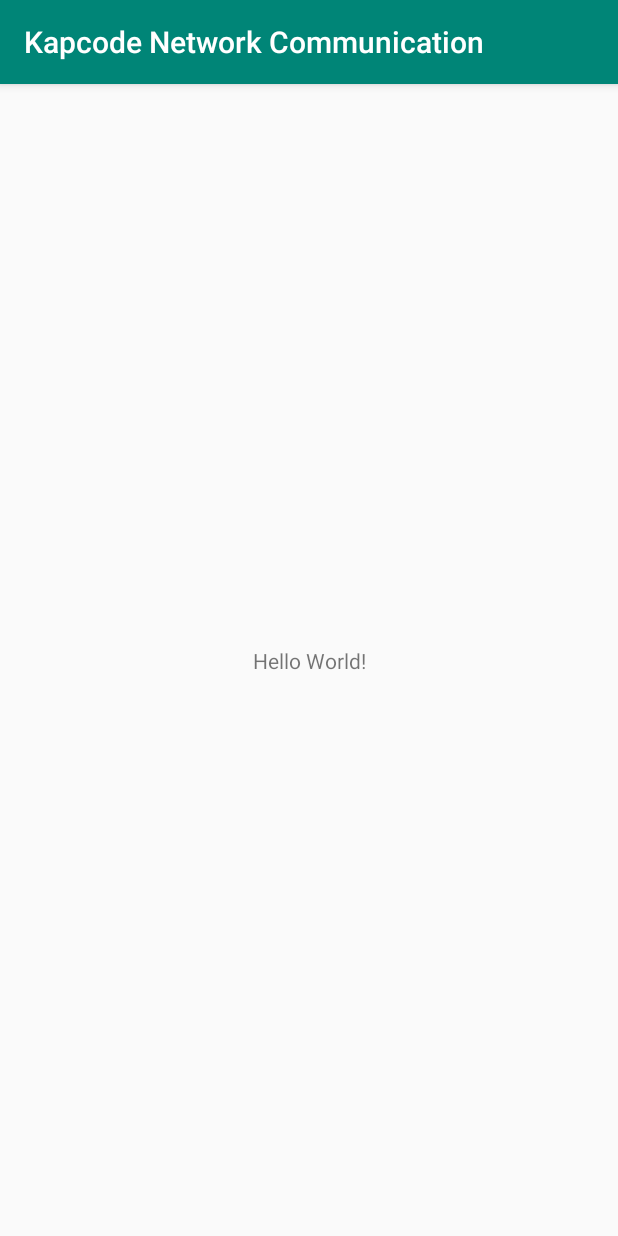
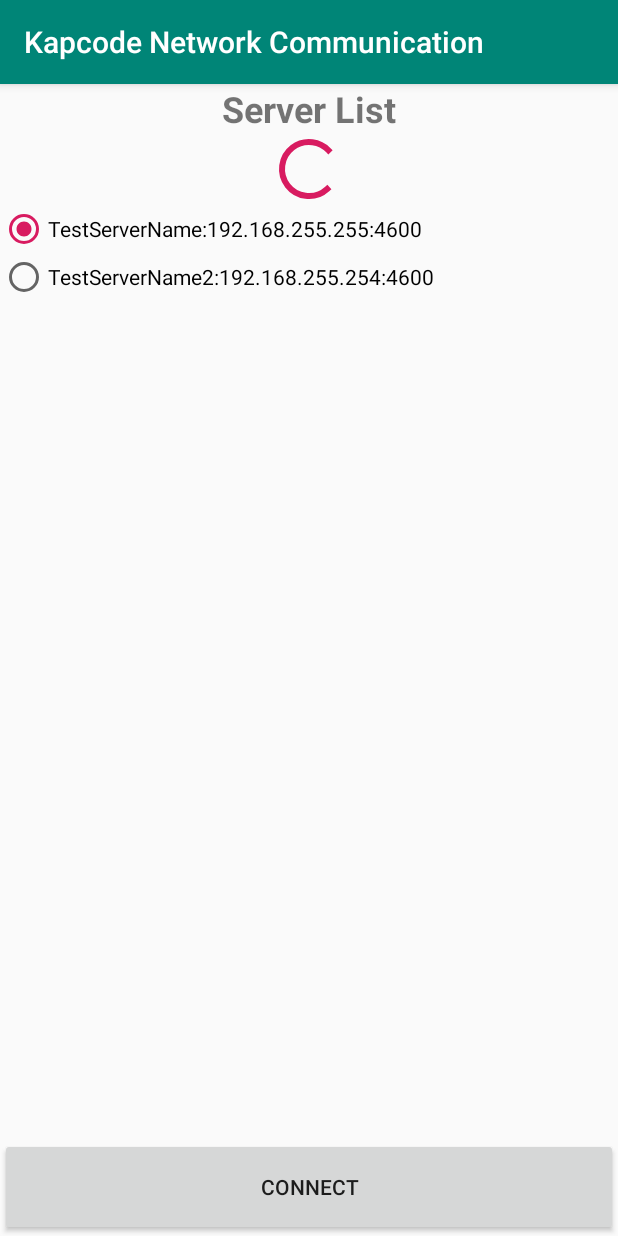
Before and after one commit to Kapcode/Kapcode-Network-Communication, an Android app: the screen it shows after launch (MainActivity), on a phone screen of 412 x 824 dp. Run offline under Robolectric (Android 15) with nearby library versions, the phone set to English and light mode, and no system bars.

Commit message:
Started creating layout for server list.

```diff
--- a/app/src/main/java/com/gmail/eatlinux/kapcodenetworkcommunication/MainActivity.java
+++ b/app/src/main/java/com/gmail/eatlinux/kapcodenetworkcommunication/MainActivity.java
@@ -1,10 +1,8 @@
 package com.gmail.eatlinux.kapcodenetworkcommunication;
 
 import androidx.appcompat.app.AppCompatActivity;
-
 import android.os.Bundle;
-
-import java.util.ArrayList;
+import android.view.View;
 
 public class MainActivity extends AppCompatActivity {
     final static WifiEventHandler eventHandler = new WifiEventHandler();
@@ -16,26 +14,14 @@ public class MainActivity extends AppCompatActivity {
     }
     public void startScan(){
         //new Thread // don't block UI thread. (Scanner process blocks.)
-
         startScannerThread= new Thread((new Runnable() {
             @Override
             public void run() {
-
-                //shutdown scanner and wait for finish
-                //WifiScanner.shutDownNow();
-                //start a scanner... blocks! (scans all ip's on network except this_system_ip, ) //
                 try{
                     WifiScanner.startScanningIpRange("192.168.0.1",4006,127,"AndroidClient1ScannersName","demo",3000,eventHandler,true);
-
-
                 }catch (java.util.concurrent.RejectedExecutionException e){
-
-                    System.out.println("oops");
-                    startScan();
-
+                    e.printStackTrace();
                 }
-
-
                 //get first found server, connect to it with new client
                         //ArrayList<Object[]> listOfServers = WifiScanner.getCopyOfIdentifiedServersList();
                         //Object[] serverInfo = listOfServers.get(0);
@@ -45,7 +31,6 @@ public class MainActivity extends AppCompatActivity {
                                             // WifiClient client1 = new WifiClient(server_ip,4006,WifiClient.DEFAULT_TIMEOUT,"Android_client1","demo",false,eventHandler);
             }
         }));
-
         //if paused, un-pause
         if(WifiScanner.executorService!=null){
             WifiScanner.paused.set(false);
@@ -55,18 +40,20 @@ public class MainActivity extends AppCompatActivity {
 
     }
     public void onResume(){
-        //todo still getting oops..above print out java.util.concurrent.RejectedExecutionException
         startScan();
         super.onResume();
     }
     public void onPause(){
-        //System.out.println("STOPPING");
         WifiScanner.paused.set(true);
-        //System.out.println("Stopped");
         super.onPause();
     }
     public void onStop(){
-        //WifiScanner.shutDownNow();
         super.onStop();
     }
+
+
+
+    public void connectButtonOnClick(View view){
+        //get selected radio button, parse info, connect...
+    }
 }
--- a/app/src/main/java/com/gmail/eatlinux/kapcodenetworkcommunication/WifiScanner.java
+++ b/app/src/main/java/com/gmail/eatlinux/kapcodenetworkcommunication/WifiScanner.java
@@ -7,7 +7,6 @@ import java.util.Collections;
 import java.util.List;
 import java.util.concurrent.ExecutorService;
 import java.util.concurrent.Executors;
-import java.util.concurrent.TimeUnit;
 import java.util.concurrent.atomic.AtomicBoolean;
 import java.util.concurrent.atomic.AtomicInteger;
 
@@ -231,10 +230,11 @@ public class WifiScanner implements Runnable {
             }
             System.out.println("Finished all scanner threads");
             stopScanners.set(false);
+            executorService=null;
 
     }
-    //use on android onStop... will kill all threads,,
     public static void waitForShutdown(){
+        //todo... maybe join() the thread that the scanner is running on, pass it via an argument on scanIpRange()  ??  instead of this...
          try{
              while (!executorService.isTerminated()||stopScanners.get()) {
              }
@@ -243,6 +243,9 @@ public class WifiScanner implements Runnable {
             while(stopScanners.get()){}
         }
     }
+
+    //should only be running this when changing information, or are already connected to a server.
+    //should be using pause.set(true); if not wanting to kill all threads in pool, or change network scanning in.
     public static void shutDownNow(){
         System.out.println("STOPPING");
         stopScanners.set(true);
@@ -251,6 +254,7 @@ public class WifiScanner implements Runnable {
         }catch (NullPointerException e){
 
         }
+        //todo concurency errors.. not thread safe, and list might be set null during iteration!
         if(runnableList!=null)for(WifiScanner r: runnableList) {
             try {
                 r.socket.close();
--- a/app/src/main/res/layout/activity_main.xml
+++ b/app/src/main/res/layout/activity_main.xml
@@ -1,18 +1,26 @@
 <?xml version="1.0" encoding="utf-8"?>
-<androidx.constraintlayout.widget.ConstraintLayout xmlns:android="http://schemas.android.com/apk/res/android"
+<RelativeLayout xmlns:android="http://schemas.android.com/apk/res/android"
     xmlns:app="http://schemas.android.com/apk/res-auto"
     xmlns:tools="http://schemas.android.com/tools"
     android:layout_width="match_parent"
     android:layout_height="match_parent"
-    tools:context=".MainActivity">
+    tools:context=".MainActivity" >
 
-    <TextView
+    <include
+        layout="@layout/sever_list_layout"
+        android:layout_width="match_parent"
+        android:layout_height="wrap_content"
+        android:layout_above="@id/button"
+        android:layout_alignParentTop="true" />
+
+    <Button
+        android:id="@+id/button"
         android:layout_width="wrap_content"
         android:layout_height="wrap_content"
-        android:text="Hello World!"
-        app:layout_constraintBottom_toBottomOf="parent"
-        app:layout_constraintLeft_toLeftOf="parent"
-        app:layout_constraintRight_toRightOf="parent"
-        app:layout_constraintTop_toTopOf="parent" />
-
-</androidx.constraintlayout.widget.ConstraintLayout>
+        android:layout_alignParentLeft="true"
+        android:layout_alignParentRight="true"
+        android:layout_alignParentBottom="true"
+        android:minHeight="65dp"
+        android:onClick="connectButtonOnClick"
+        android:text="Connect" />
+</RelativeLayout>
--- /dev/null
+++ b/app/src/main/res/layout/sever_list_layout.xml
@@ -0,0 +1,48 @@
+<?xml version="1.0" encoding="utf-8"?>
+<LinearLayout xmlns:android="http://schemas.android.com/apk/res/android"
+    android:id="@+id/server_list_layout_root"
+    android:layout_width="match_parent"
+    android:layout_height="match_parent"
+    android:orientation="vertical">
+
+    <TextView
+        android:id="@+id/serverListTitle"
+        android:layout_width="match_parent"
+        android:layout_height="wrap_content"
+        android:gravity="center_horizontal"
+        android:text="Server List"
+        android:textSize="24sp"
+        android:textStyle="bold" />
+
+    <ProgressBar
+        android:id="@+id/sacnnerProgressBar"
+        style="?android:attr/progressBarStyle"
+        android:layout_width="match_parent"
+        android:layout_height="wrap_content" />
+
+    <ScrollView
+        android:id="@+id/server_list_scroll"
+        android:layout_width="match_parent"
+        android:layout_height="match_parent">
+
+        <RadioGroup
+            android:layout_width="match_parent"
+            android:layout_height="wrap_content">
+
+            <RadioButton
+                android:id="@+id/radioButton"
+                android:layout_width="match_parent"
+                android:layout_height="wrap_content"
+                android:checked="true"
+                android:text="TestServerName:192.168.255.255:4600" />
+
+            <RadioButton
+                android:id="@+id/radioButton2"
+                android:layout_width="match_parent"
+                android:layout_height="wrap_content"
+                android:text="TestServerName2:192.168.255.254:4600" />
+
+        </RadioGroup>
+
+    </ScrollView>
+</LinearLayout>
```
